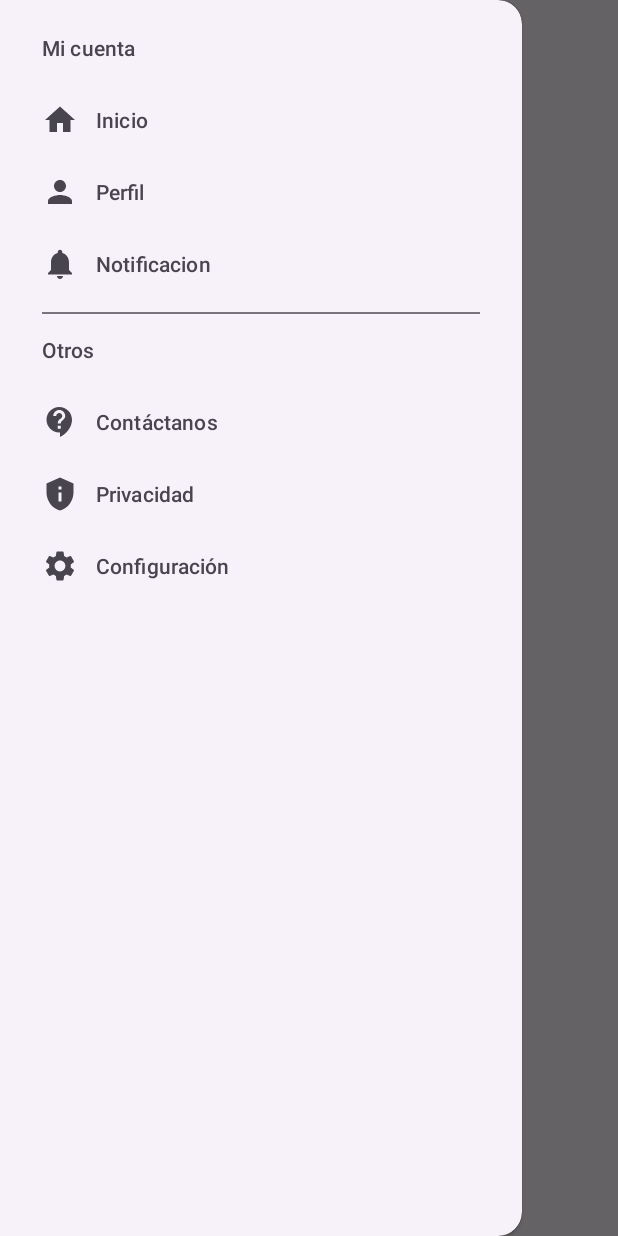
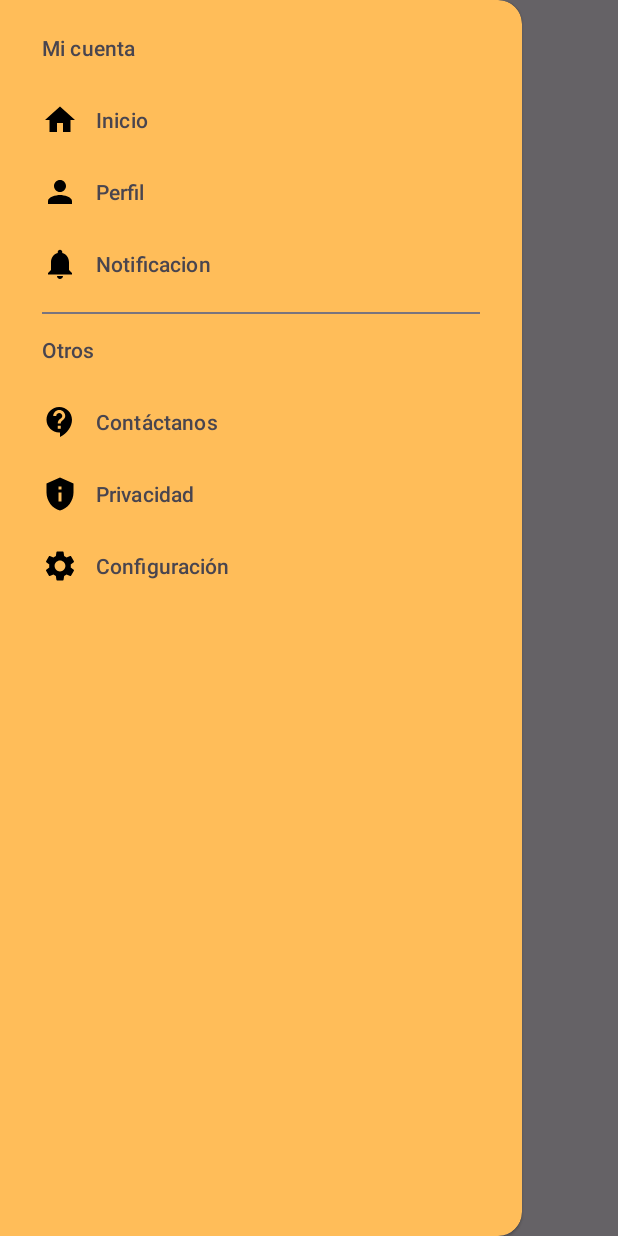
Before and after one commit to PaulHuaman696/JESFER_INC, an Android app: the MainActivity2 screen opened directly, with no data from a screen before it, with the side drawer open, on a phone screen of 412 x 824 dp. Run offline under Robolectric (Android 15) with nearby library versions, the phone set to English and light mode, and no system bars.

Commit message:
Menu listo

```diff
--- a/app/src/main/java/com/example/jesfer_inc/MainActivity2.kt
+++ b/app/src/main/java/com/example/jesfer_inc/MainActivity2.kt
@@ -2,10 +2,23 @@ package com.example.jesfer_inc
 
 import androidx.appcompat.app.AppCompatActivity
 import android.os.Bundle
+import android.view.Gravity
+import android.widget.ImageView
+import androidx.core.view.GravityCompat
+import androidx.drawerlayout.widget.DrawerLayout
+import com.google.android.material.navigation.NavigationView
 
 class MainActivity2 : AppCompatActivity() {
     override fun onCreate(savedInstanceState: Bundle?) {
         super.onCreate(savedInstanceState)
         setContentView(R.layout.activity_main2)
+
+        val drawarLayout = findViewById<DrawerLayout>(R.id.drawarLayout)
+        val imgMenu = findViewById<ImageView>(R.id.imgMenu)
+        val navView = findViewById<NavigationView>(R.id.navDrawar)
+        navView.itemIconTintList = null
+        imgMenu.setOnClickListener{
+            drawarLayout.openDrawer(GravityCompat.START)
+        }
     }
 }
--- a/app/src/main/res/layout/activity_main2.xml
+++ b/app/src/main/res/layout/activity_main2.xml
@@ -5,6 +5,7 @@
     xmlns:tools="http://schemas.android.com/tools"
     android:layout_width="match_parent"
     android:layout_height="match_parent"
+    android:id="@+id/drawarLayout"
     tools:context=".MainActivity2">
 
     <LinearLayout
--- a/app/src/main/res/layout/nav_drawar.xml
+++ b/app/src/main/res/layout/nav_drawar.xml
@@ -7,6 +7,7 @@
     android:id="@+id/navDrawar"
     android:layout_gravity="start"
     app:menu="@menu/nav_items"
+    android:background="#ffbd59"
     >
 
 </com.google.android.material.navigation.NavigationView>
```
Also changed, not shown: app/src/main/java/com/example/jesfer_inc/MainActivity.kt (+12 -0 lines), app/src/main/res/layout/activity_main.xml (+7 -8 lines), 1 other file.
